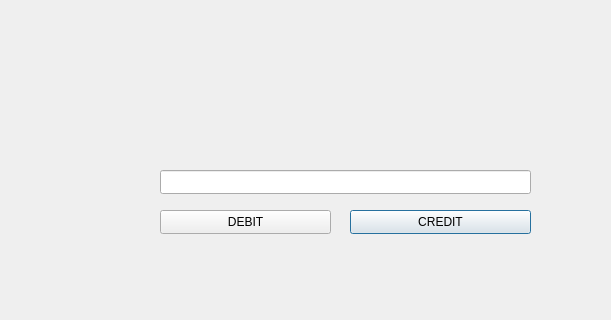
Qt form bankautomat/creditdebit.ui (banksimul2022/group5) before a commit; both pictures show x 0 to 611 and y 0 to 320 of the 749 by 636 pixel window.
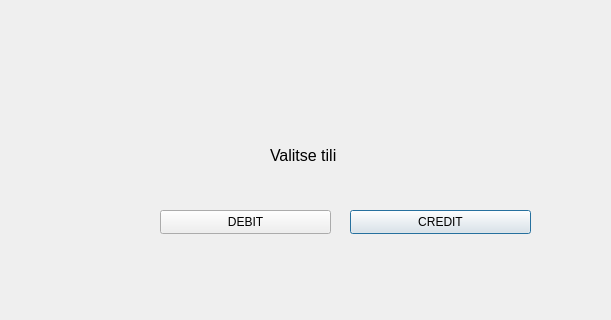
The same form after that commit.

The edit to the form file:
```diff
--- a/bankautomat/creditdebit.ui
+++ b/bankautomat/creditdebit.ui
@@ -39,17 +39,22 @@
     <string>DEBIT</string>
    </property>
   </widget>
-  <widget class="QLineEdit" name="lineEdit">
+  <widget class="QLabel" name="label">
    <property name="geometry">
     <rect>
-     <x>160</x>
-     <y>170</y>
-     <width>371</width>
-     <height>24</height>
+     <x>270</x>
+     <y>120</y>
+     <width>191</width>
+     <height>71</height>
     </rect>
    </property>
+   <property name="font">
+    <font>
+     <pointsize>12</pointsize>
+    </font>
+   </property>
    <property name="text">
-    <string/>
+    <string>Valitse tili</string>
    </property>
   </widget>
  </widget>
```
